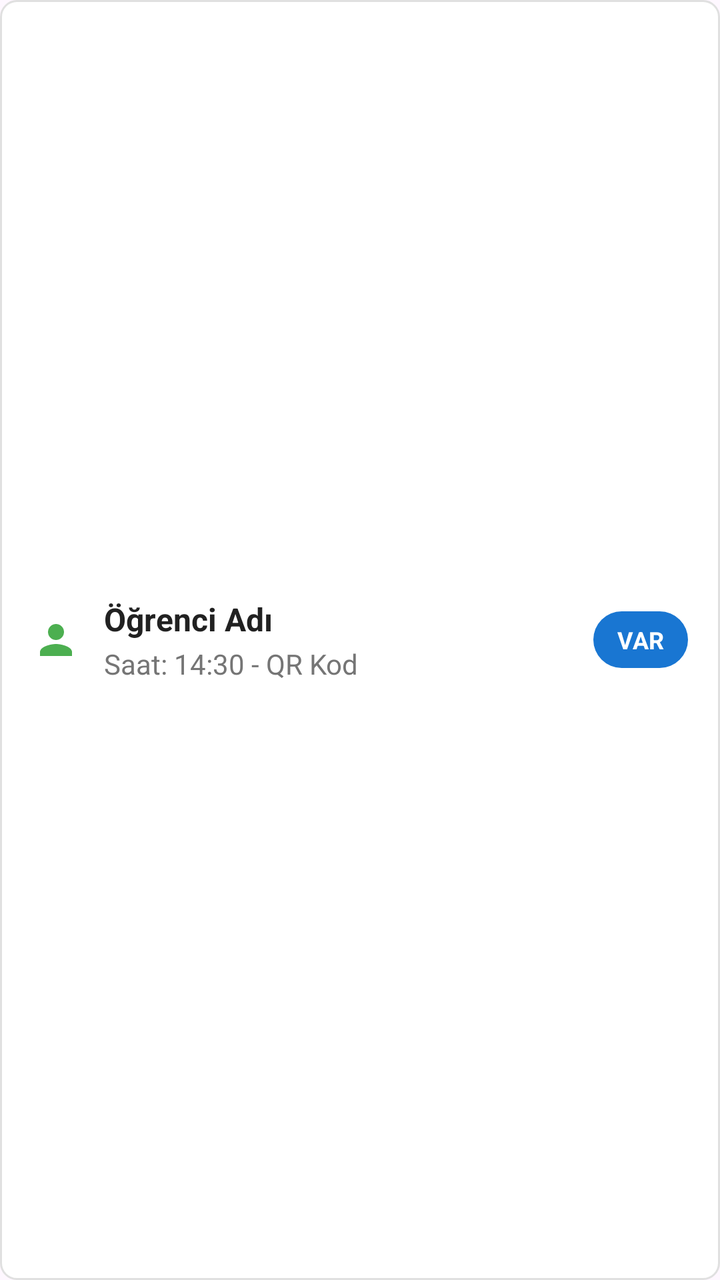
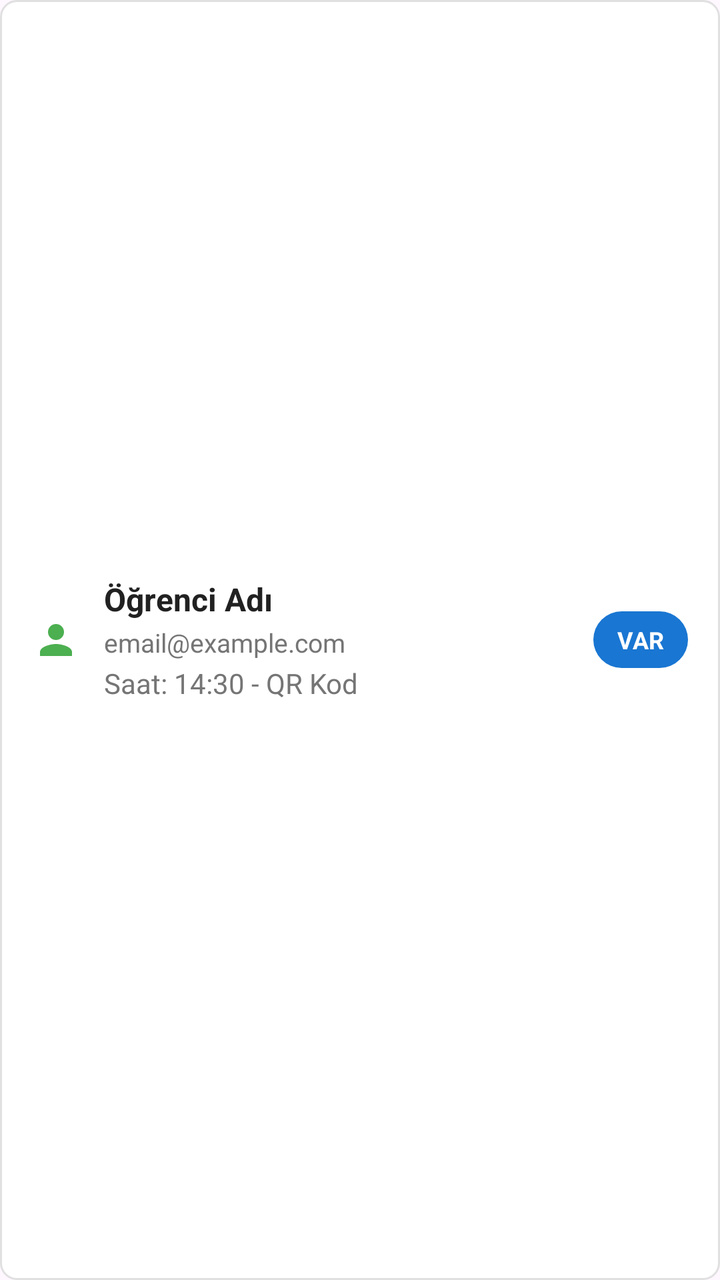

Before-and-after screenshots of an Android layout around one commit, followed by the original layout XML and the change that was made.
<!-- AndroidManifest.xml: application theme Theme.Material3.DayNight.NoActionBar -->
<!-- res/layout/item_attendance.xml -->
<?xml version="1.0" encoding="utf-8"?>
<LinearLayout xmlns:android="http://schemas.android.com/apk/res/android"
    android:layout_width="match_parent"
    android:layout_height="wrap_content"
    android:orientation="horizontal"
    android:padding="16dp"
    android:background="@drawable/item_attendance_background"
    android:gravity="center_vertical">

    <ImageView
        android:layout_width="24dp"
        android:layout_height="24dp"
        android:src="@drawable/ic_person"
        android:layout_marginEnd="12dp"
        android:tint="@color/academic_success" />

    <LinearLayout
        android:layout_width="0dp"
        android:layout_height="wrap_content"
        android:layout_weight="1"
        android:orientation="vertical">

        <TextView
            android:id="@+id/tv_student_name"
            android:layout_width="wrap_content"
            android:layout_height="wrap_content"
            android:text="Öğrenci Adı"
            android:textSize="16sp"
            android:textStyle="bold"
            android:textColor="@color/academic_text_primary" />

        <TextView
            android:id="@+id/tv_attendance_time"
            android:layout_width="wrap_content"
            android:layout_height="wrap_content"
            android:text="Saat: 14:30 - QR Kod"
            android:textSize="14sp"
            android:textColor="@color/academic_text_secondary"
            android:layout_marginTop="2dp" />

    </LinearLayout>

    <TextView
        android:layout_width="wrap_content"
        android:layout_height="wrap_content"
        android:text="VAR"
        android:textSize="12sp"
        android:textStyle="bold"
        android:textColor="@android:color/white"
        android:background="@drawable/badge_primary"
        android:paddingHorizontal="12dp"
        android:paddingVertical="6dp" />

</LinearLayout>
<!-- resources referenced by this layout -->
<resources>
  <color name="academic_success">#4CAF50</color>
  <color name="academic_text_primary">#212121</color>
  <color name="academic_text_secondary">#757575</color>
  <!-- drawable badge_primary (drawable) -->
  <?xml version="1.0" encoding="utf-8"?>
  <shape xmlns:android="http://schemas.android.com/apk/res/android"
      android:shape="rectangle">
      <solid android:color="@color/academic_primary" />
      <corners android:radius="16dp" />
  </shape>
  <!-- drawable ic_person (drawable) -->
  <?xml version="1.0" encoding="utf-8"?>
  <vector xmlns:android="http://schemas.android.com/apk/res/android"
      android:width="24dp"
      android:height="24dp"
      android:viewportWidth="24"
      android:viewportHeight="24"
      android:tint="?attr/colorOnSurface">
    <path
        android:fillColor="@android:color/white"
        android:pathData="M12,12c2.21,0 4,-1.79 4,-4s-1.79,-4 -4,-4 -4,1.79 -4,4 1.79,4 4,4zM12,14c-2.67,0 -8,1.34 -8,4v2h16v-2c0,-2.66 -5.33,-4 -8,-4z"/>
  </vector>
  <!-- drawable item_attendance_background (drawable) -->
  <?xml version="1.0" encoding="utf-8"?>
  <selector xmlns:android="http://schemas.android.com/apk/res/android">
      <item android:state_pressed="true">
          <shape android:shape="rectangle">
              <solid android:color="@color/academic_primary_light" />
              <corners android:radius="8dp" />
          </shape>
      </item>
      <item>
          <shape android:shape="rectangle">
              <solid android:color="@color/academic_surface" />
              <corners android:radius="8dp" />
              <stroke
                  android:width="1dp"
                  android:color="@color/academic_divider" />
          </shape>
      </item>
  </selector>
  <color name="academic_primary">#1976D2</color>
  <color name="academic_primary_light">#BBDEFB</color>
  <color name="academic_surface">#FFFFFF</color>
  <color name="academic_divider">#E0E0E0</color>
</resources>

<!-- the commit's change to res/layout/item_attendance.xml (unified diff, before → after) -->
@@ -8,6 +8,7 @@
     android:gravity="center_vertical">
 
     <ImageView
+        android:id="@+id/icon_person"
         android:layout_width="24dp"
         android:layout_height="24dp"
         android:src="@drawable/ic_person"
@@ -30,6 +31,15 @@
             android:textColor="@color/academic_text_primary" />
 
         <TextView
+            android:id="@+id/tv_student_email"
+            android:layout_width="wrap_content"
+            android:layout_height="wrap_content"
+            android:text="email@example.com"
+            android:textSize="13sp"
+            android:textColor="@color/academic_text_secondary"
+            android:layout_marginTop="2dp" />
+
+        <TextView
             android:id="@+id/tv_attendance_time"
             android:layout_width="wrap_content"
             android:layout_height="wrap_content"
@@ -41,6 +51,7 @@
     </LinearLayout>
 
     <TextView
+        android:id="@+id/tv_status_badge"
         android:layout_width="wrap_content"
         android:layout_height="wrap_content"
         android:text="VAR"
